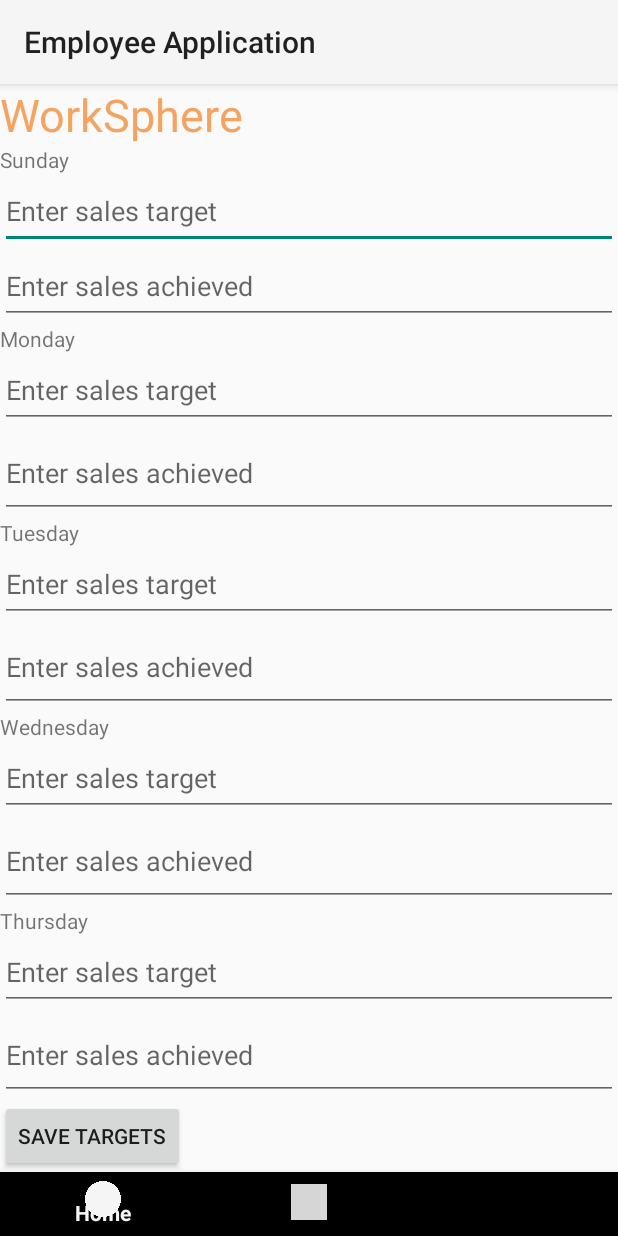
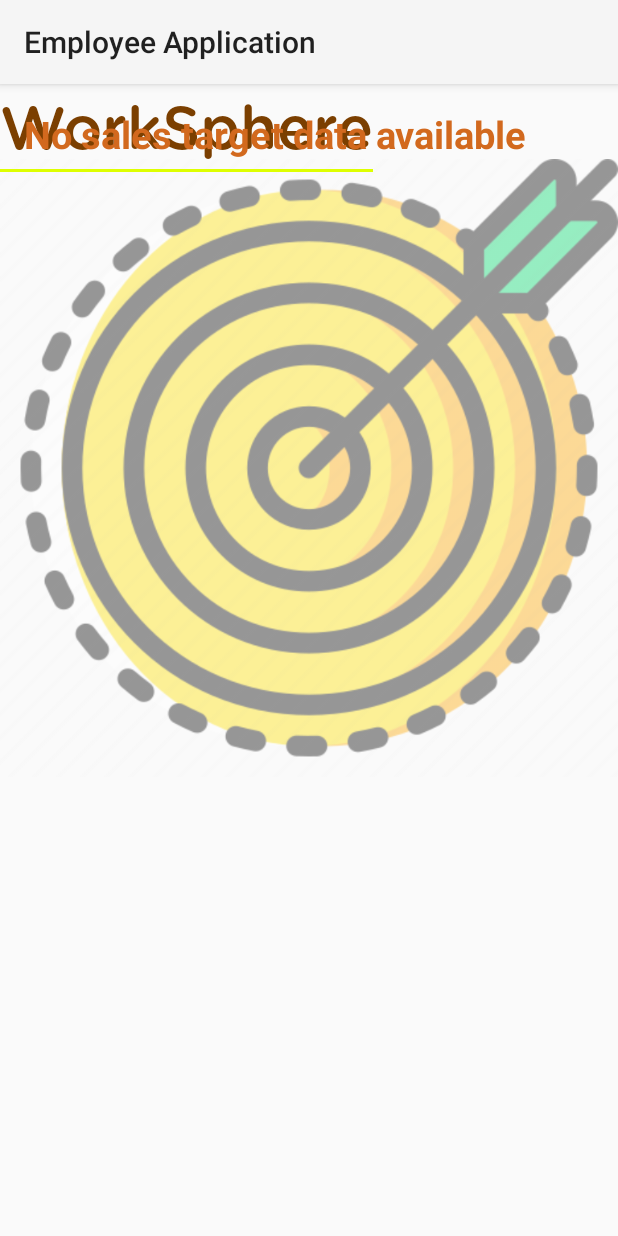
Before and after one commit to idabamfi/WorkSphere, an Android app built with Jetpack Compose: the SalesTargetsActivity screen opened directly, with no data from a screen before it, on a phone screen of 412 x 824 dp. Run offline under Robolectric (Android 15) with nearby library versions, the phone set to English and light mode, and no system bars; our stand-ins replace Firebase (no records; nobody signed in at launch, a user with empty details on screens opened directly); grey boxes are pictures that could not be loaded.

Commit message:
added to admin sales

```diff
--- a/app/src/main/java/com/example/employeeapplication/AdminHomepageActivity.java
+++ b/app/src/main/java/com/example/employeeapplication/AdminHomepageActivity.java
@@ -23,13 +23,13 @@ public class AdminHomepageActivity extends AppCompatActivity implements View.OnC
     public void onClick(View view){
         Intent intent;
         if (view.getId() == R.id.buttonSetSales){
-            intent = new Intent(this, ClockinActivity.class);
+            intent = new Intent(this, SalesAdminActivity.class);
             startActivity(intent);
         } else if (view.getId() == R.id.buttonSetShifts) {
             intent = new Intent(this, ShiftsActivity.class);
             startActivity(intent);
         } else if (view.getId() == R.id.buttonViewClockIn) {
-            intent = new Intent(this, SalesTargetsActivity.class);
+            intent = new Intent(this, SalesAdminActivity.class);
             startActivity(intent);
         } else if (view.getId() == R.id.buttonAddEmployee) {
             intent = new Intent(this, PayActivity.class);
--- a/app/src/main/java/com/example/employeeapplication/SalesTargetsActivity.java
+++ b/app/src/main/java/com/example/employeeapplication/SalesTargetsActivity.java
@@ -1,73 +1,64 @@
 package com.example.employeeapplication;
-
-import android.os.Bundle;
-
 import androidx.appcompat.app.AppCompatActivity;
-
+import com.google.firebase.database.DataSnapshot;
+import com.google.firebase.database.DatabaseError;
 import com.google.firebase.database.DatabaseReference;
 import com.google.firebase.database.FirebaseDatabase;
+import com.google.firebase.database.ValueEventListener;
+import android.os.Bundle;
+import android.widget.TextView;
+import androidx.annotation.NonNull;
 
 public class SalesTargetsActivity extends AppCompatActivity {
-    FirebaseDatabase database = FirebaseDatabase.getInstance();
-    DatabaseReference salesTargetsRef = database.getReference("workspheredatabase");
+    private TextView textViewSalesTarget;
 
     @Override
-    protected void onCreate(Bundle savedInstanceState){
+    protected void onCreate(Bundle savedInstanceState) {
         super.onCreate(savedInstanceState);
-        setTheme(androidx.appcompat.R.style.Theme_AppCompat_Light);
         setContentView(R.layout.activity_sales);
+
+        // Initialize UI elements
+        textViewSalesTarget = findViewById(R.id.textViewSalesTarget);
+
+        // Read data from Firebase Realtime Database
+        DatabaseReference databaseReference = FirebaseDatabase.getInstance().getReference().child("sales_targets");
+        databaseReference.addValueEventListener(new ValueEventListener() {
+            @Override
+            public void onDataChange(@NonNull DataSnapshot dataSnapshot) {
+                if (dataSnapshot.exists()) {
+                    StringBuilder salesTargetInfo = new StringBuilder();
+
+                    // Ensure days are displayed in a specific order (Monday to Sunday)
+                    String[] daysOfWeek = {"Monday", "Tuesday", "Wednesday", "Thursday", "Friday", "Saturday", "Sunday"};
+
+                    for (String day : daysOfWeek) {
+                        DataSnapshot daySnapshot = dataSnapshot.child(day);
+
+                        if (daySnapshot.exists()) {
+                            String date = daySnapshot.child("dateGiven").getValue(String.class);
+                            int salesTarget = daySnapshot.child("salesTarget").getValue(Integer.class);
+                            int salesDifference = daySnapshot.child("salesDifference").getValue(Integer.class);
+
+                            salesTargetInfo.append("Day: ").append(day).append("\n");
+                            salesTargetInfo.append("Date: ").append(date).append("\n");
+                            salesTargetInfo.append("Sales Target: ").append(salesTarget).append("\n");
+                            salesTargetInfo.append("Sales Difference: ").append(salesDifference).append("\n\n");
+                        } else {
+                            salesTargetInfo.append("No data available for ").append(day).append("\n\n");
+                        }
+                    }
+
+                    textViewSalesTarget.setText(salesTargetInfo.toString());
+                } else {
+                    textViewSalesTarget.setText("No sales target data available");
+                }
+            }
+
+            @Override
+            public void onCancelled(@NonNull DatabaseError databaseError) {
+                textViewSalesTarget.setText("Error loading sales target data");
+            }
+        });
     }
-    public class SalesTarget {
-        private int salesTarget;
-        private int salesAchieved;
-        private float salesDifference;
-        private String dateGiven;
 
-        public SalesTarget() {
-            // Default constructor required for calls to DataSnapshot.getValue(SalesTarget.class)
-        }
-
-        public SalesTarget(int salesTarget, int salesAchieved, float salesDifference, String dateGiven) {
-            this.salesTarget = salesTarget;
-            this.salesAchieved = salesAchieved;
-            this.salesDifference = salesDifference;
-            this.dateGiven = dateGiven;
-        }
-
-//        DatabaseReference mondayRef = salesTargetsRef.child("Monday");
-//        mondayRef.addListenerForSingleValueEvent(new ValueEventListener() {
-//            @Override
-//            public void onDataChange(DataSnapshot dataSnapshot){
-//                if (dataSnapshot.exists()) {
-//                    SalesTarget mondaySalesTarget = dataSnapshot.getValue(SalesTarget.class);
-//                    if (mondaySalesTarget != null) {
-//                        // Use mondaySalesTarget object to access the retrieved data
-//                        int salesTarget = mondaySalesTarget.getSalesTarget();
-//                        int salesAchieved = mondaySalesTarget.getSalesAchieved();
-//                        float salesDifference = mondaySalesTarget.getSalesDifference();
-//                        String dateGiven = mondaySalesTarget.getDateGiven();
-//
-//                        // Perform operations with the retrieved data
-//                    }
-//                }
-//            }
-//    }
-//
-//        private int getDateGiven() {
-//            return String;
-//        }
-
-        private float getSalesDifference() {
-            return 0;
-        }
-
-        private int getSalesAchieved() {
-            return 0;
-        }
-
-        private int getSalesTarget() {
-
-            return 0;
-        }
-    }
 }
--- a/app/src/main/res/layout/activity_sales.xml
+++ b/app/src/main/res/layout/activity_sales.xml
@@ -1,117 +1,65 @@
 <?xml version="1.0" encoding="utf-8"?>
-<LinearLayout xmlns:android="http://schemas.android.com/apk/res/android"
-    xmlns:app="http://schemas.android.com/apk/res-auto"
-    android:orientation="vertical"
+<RelativeLayout xmlns:android="http://schemas.android.com/apk/res/android"
+    xmlns:tools="http://schemas.android.com/tools"
     android:layout_width="match_parent"
-    android:layout_height="match_parent">
+    android:layout_height="match_parent"
+    tools:context=".SalesTargetsActivity">
 
-    <TextView
-        android:layout_width="251sp"
-        android:layout_height="wrap_content"
-        android:text="@string/worksphere"
-        android:textColor="@color/brownSandy"
-        android:textSize="30sp" />
-    <TextView
-        android:id="@+id/textViewDateGiven"
+    <FrameLayout
+        android:layout_width="wrap_content"
+        android:layout_height="wrap_content">
+
+        <ImageView
+            android:id="@+id/imageView"
+            android:layout_width="match_parent"
+            android:layout_height="match_parent"
+            android:contentDescription="sales"
+            android:src="@drawable/ic_sales"
+            android:alpha="0.4"/>
+
+    </FrameLayout>
+
+    <LinearLayout
         android:layout_width="wrap_content"
         android:layout_height="wrap_content"
-        android:text="Sunday " />
+        android:orientation="vertical">
 
-    <EditText
-        android:id="@+id/editTextSalesTarget"
+        <TextView
+            android:id="@+id/textView"
+            android:layout_width="wrap_content"
+            android:layout_height="wrap_content"
+            android:fontFamily="@font/gotham"
+            android:text="@string/worksphere"
+            android:textColor="#7B3F00"
+            android:textSize="40sp"
+            tools:ignore="TextSizeCheck" />
+
+        <View
+            android:layout_width="match_parent"
+            android:layout_height="2dp"
+            android:layout_marginTop="2dp"
+            android:background="#deff00" />
+
+    </LinearLayout>
+
+    <ScrollView
         android:layout_width="match_parent"
-        android:layout_height="50sp"
-        android:hint="Enter sales target" />
+        android:layout_height="match_parent">
 
-    <EditText
-        android:id="@+id/editTextSalesAchieved1"
-        android:layout_width="match_parent"
-        android:layout_height="50sp"
-        android:hint="Enter sales achieved" />
+        <LinearLayout
+            android:layout_width="match_parent"
+            android:layout_height="wrap_content"
+            android:orientation="vertical"
+            android:padding="16dp">
 
-    <TextView
-        android:id="@+id/textViewDateGiven1"
-        android:layout_width="wrap_content"
-        android:layout_height="wrap_content"
-        android:text="Monday " />
+            <TextView
+                android:id="@+id/textViewSalesTarget"
+                android:layout_width="wrap_content"
+                android:layout_height="wrap_content"
+                android:textColor="@color/brownTan"
+                style="@style/viewParent.headerText"
+                android:minHeight="48dp"/>
+        </LinearLayout>
+    </ScrollView>
 
-    <EditText
-        android:id="@+id/editTextSalesTarget1"
-        android:layout_width="match_parent"
-        android:layout_height="50sp"
-        android:hint="Enter sales target" />
-
-    <EditText
-        android:id="@+id/editTextSalesAchieved"
-        android:layout_width="match_parent"
-        android:layout_height="60sp"
-        android:hint="Enter sales achieved" />
-
-    <TextView
-        android:id="@+id/textViewDateGiven2"
-        android:layout_width="wrap_content"
-        android:layout_height="wrap_content"
-        android:text="Tuesday " />
-
-    <EditText
-        android:id="@+id/editTextSalesTarget2"
-        android:layout_width="match_parent"
-        android:layout_height="50sp"
-        android:hint="Enter sales target" />
-
-    <EditText
-        android:id="@+id/editTextSalesAchieved2"
-        android:layout_width="match_parent"
-        android:layout_height="60sp"
-        android:hint="Enter sales achieved" />
-
-    <TextView
-        android:id="@+id/textViewDateGiven3"
-        android:layout_width="wrap_content"
-        android:layout_height="wrap_content"
-        android:text="Wednesday " />
-
-    <EditText
-        android:id="@+id/editTextSalesTarget3"
-        android:layout_width="match_parent"
-        android:layout_height="50sp"
-        android:hint="Enter sales target" />
-
-    <EditText
-        android:id="@+id/editTextSalesAchieved3"
-        android:layout_width="match_parent"
-        android:layout_height="60sp"
-        android:hint="Enter sales achieved" />
-
-    <TextView
-        android:id="@+id/textViewDateGiven4"
-        android:layout_width="wrap_content"
-        android:layout_height="wrap_content"
-        android:text="Thursday" />
-
-    <EditText
-        android:id="@+id/editTextSalesTarget4"
-        android:layout_width="match_parent"
-        android:layout_height="50sp"
-        android:hint="Enter sales target" />
-
-    <EditText
-        android:id="@+id/editTextSalesAchieved4"
-        android:layout_width="match_parent"
-        android:layout_height="60sp"
-        android:hint="Enter sales achieved" />
-
-    <Button
-        android:id="@+id/buttonSaveData"
-        android:layout_width="wrap_content"
-        android:layout_height="wrap_content"
-        android:text="Save Targets" />
-
-    <com.google.android.material.bottomnavigation.BottomNavigationView
-        android:id="@+id/bottom_navigation"
-        android:layout_width="match_parent"
-        android:layout_height="wrap_content"
-        android:layout_alignParentBottom="true"
-        app:menu="@menu/bottom_navigation_menu" />
-
-</LinearLayout>
+</RelativeLayout>
```
Also changed, not shown: app/src/main/java/com/example/employeeapplication/SalesAdminActivity.java (added, +69 -0 lines), app/src/main/res/layout/activity_sales_admin.xml (added, +81 -0 lines).
